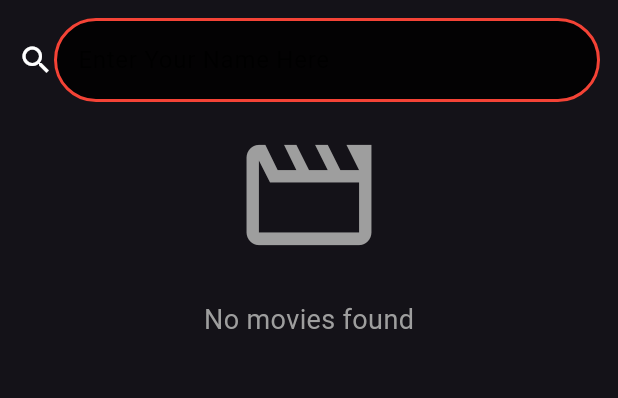
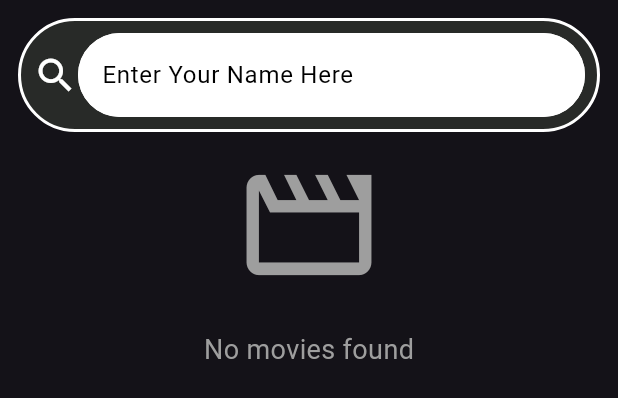
Before and after one commit to Abdallah123-eng/MoviesApp, a Flutter app: the SearchTab widget shown alone on an empty page, opened directly, on a phone screen of 412 x 824 dp. Shown: the top 398 px of the screen. Run offline on Flutter 3.47's test engine with Material 3 defaults, Android fonts, the phone set to English and light mode, and no system bars; our stand-ins replace carousel_slider; network calls fail.

Commit message:
app init2 17/9/2024

```diff
--- a/lib/home/tabs/search_tab.dart
+++ b/lib/home/tabs/search_tab.dart
@@ -38,6 +38,15 @@ class _SearchTabState extends State<SearchTab> {
       children: [
         Padding(
           padding: const EdgeInsets.all(12),
+          child: Container(
+            decoration: BoxDecoration(
+              border: Border.all(color: Colors.white,width: 2),
+              borderRadius: BorderRadius.circular(60),
+             color: Appcolor.grey,
+
+            ),
+            child: Padding(
+              padding: const EdgeInsets.all(8.0),
               child: Row(
                 children: [
                      InkWell(
@@ -46,7 +55,7 @@ class _SearchTabState extends State<SearchTab> {
                            setState(() {});
                            initState();
                          },
-                    child: Icon(Icons.search)),
+                        child: Icon(Icons.search,size: 30,)),
 
                   Expanded(
                     child: TextField(
@@ -56,18 +65,18 @@ class _SearchTabState extends State<SearchTab> {
                       controller: MovieName,
                       decoration: InputDecoration(
                         filled: true,
-                    fillColor: Colors.black87,
+                        fillColor: Colors.white,
                         focusColor: Colors.white,
                         focusedBorder: OutlineInputBorder(
-                      borderSide: const BorderSide(color: Colors.red, width: 2.0),
+                          borderSide: const BorderSide(color: Colors.white, width: 2.0),
                           borderRadius: BorderRadius.circular(30),
                         ),
                         border: OutlineInputBorder(
-                      borderSide: const BorderSide(color: Colors.red, width: 2.0),
+                          borderSide: const BorderSide(color: Colors.white, width: 2.0),
                           borderRadius: BorderRadius.circular(30),
                         ),
                         enabledBorder: OutlineInputBorder(
-                      borderSide: const BorderSide(color: Colors.red, width: 2.0),
+                          borderSide: const BorderSide(color: Colors.white, width: 2.0),
                           borderRadius: BorderRadius.circular(30),
                         ),
                         hintText: 'Enter Your Name Here',
@@ -78,6 +87,8 @@ class _SearchTabState extends State<SearchTab> {
                     ),
                   ),
                 ],
+              ),
+            ),
           ),
         ),
       Container(
@@ -169,8 +180,7 @@ class _SearchTabState extends State<SearchTab> {
               ),
             );
           },
-        ):Container(
-          child:Column(
+        ):Column(
             mainAxisAlignment: MainAxisAlignment.center,
             children: [
               Icon(
@@ -186,7 +196,6 @@ class _SearchTabState extends State<SearchTab> {
             ],
           ),
         ),
-      ),
 
       ],
     );
```
Also changed, not shown: lib/Card_model.dart (deleted, +0 -22 lines), lib/Colors_App.dart (+10 -0 lines), lib/home/tabs/WatchList_Details.dart (added, +50 -0 lines), lib/home/tabs/home_tab.dart (+18 -4 lines), lib/home/tabs/watch_list_tab.dart (+46 -3 lines). Lines whose indentation alone changed are shown as unchanged.
